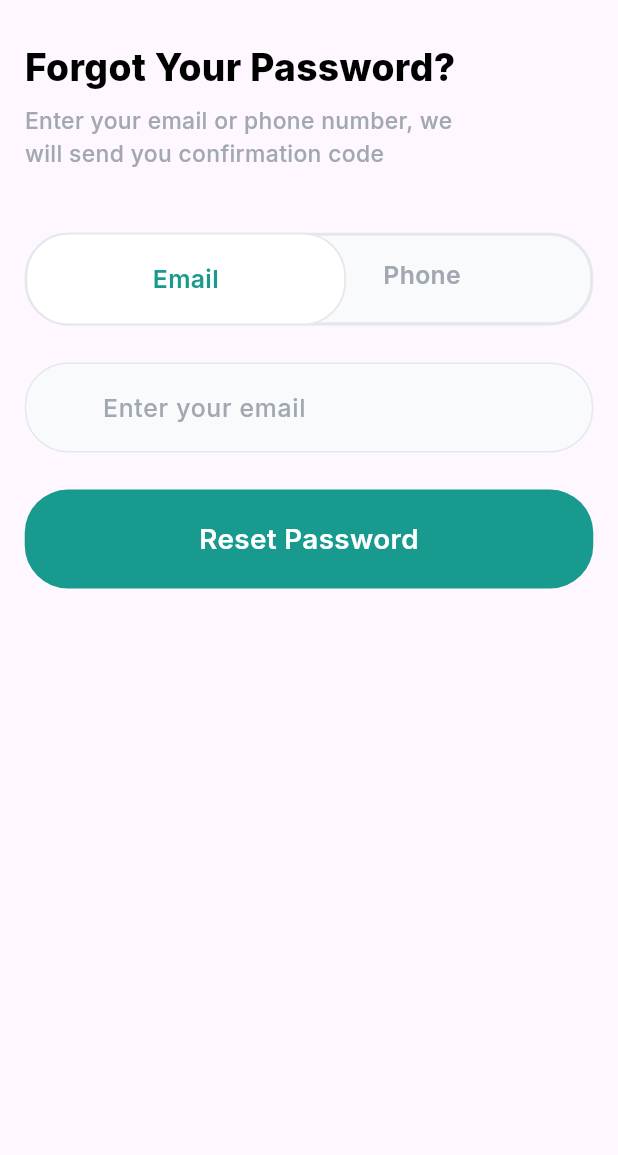
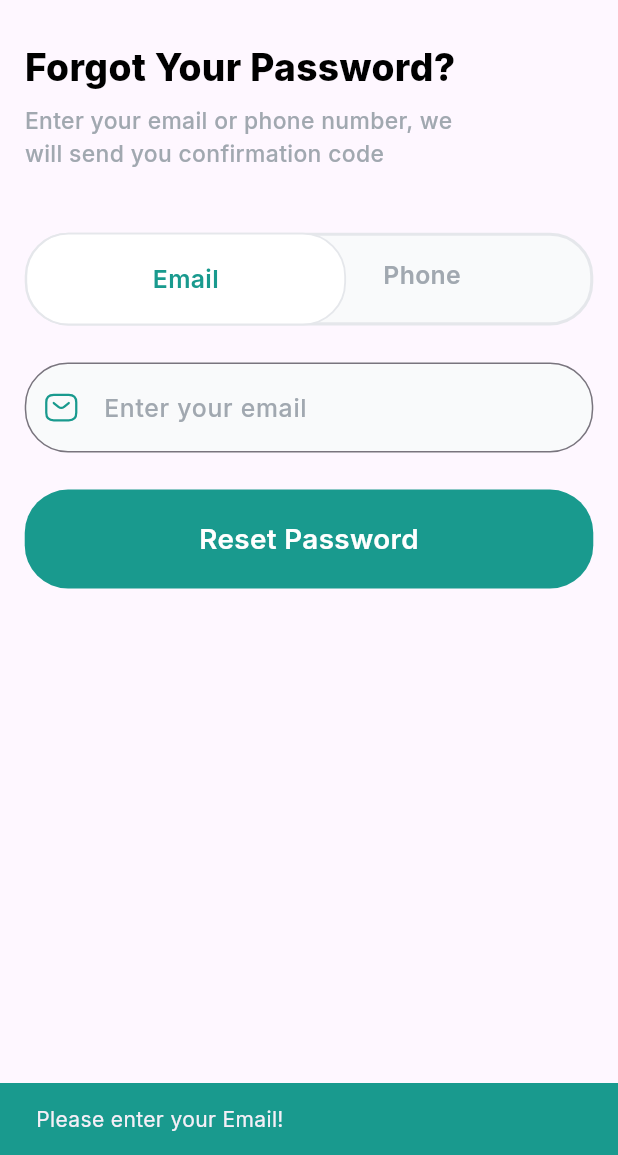
Before and after one commit to mariya8157/medical, a Flutter app: the ForgotPasswordPage screen opened directly, after a tap on "Reset Password", on a phone screen of 412 x 824 dp, the part 81-1236 px from its top. Run offline on Flutter 3.47's test engine with Material 3 defaults, Android fonts, the phone set to English and light mode, and no system bars; our stand-ins replace carousel_slider, easy_date_timeline, firebase_core, flutter_svg, google_fonts, image_picker and 3 more; missing offline and left inert: givestarreviews; accounts and stored records are empty; project files that could hold a hidden picture were left out.

Commit message:
initial commit

```diff
--- a/lib/features/details_adding/screen/doctor Consultation/findDoctor.dart
+++ b/lib/features/details_adding/screen/doctor Consultation/findDoctor.dart
@@ -137,7 +137,7 @@ class _FindDoctorState extends State<FindDoctor> {
           elevation: 0,
           leading: InkWell(
             onTap: () {
-              Navigator.push(context, MaterialPageRoute(builder: (context) => BottomNavigationPage(),));
+              Navigator.push(context, MaterialPageRoute(builder: (context) => BottomNavigationPage(email: '', password: '',),));
             },
             child: SizedBox(
               height: width * 0.05,
--- a/lib/features/details_adding/screen/home/bottomnavigation.dart
+++ b/lib/features/details_adding/screen/home/bottomnavigation.dart
@@ -12,7 +12,11 @@ import 'package:medical/features/details_adding/screen/onlinePharmacy/pharmacy.d
 import 'package:medical/icons.dart';
 
 class BottomNavigationPage extends StatefulWidget {
-  const BottomNavigationPage({super.key});
+  final String email;
+  final String password;
+  const BottomNavigationPage({super.key,
+    required this.email,
+    required this.password});
 
   @override
   State<BottomNavigationPage> createState() => _HomeState();
--- a/lib/features/details_adding/screen/login & Sign Up/forgotpassword.dart
+++ b/lib/features/details_adding/screen/login & Sign Up/forgotpassword.dart
@@ -17,7 +17,10 @@ class ForgotPasswordPage extends StatefulWidget {
 class _ForgotPasswordPageState extends State<ForgotPasswordPage> {
   TextEditingController emailController = TextEditingController();
   TextEditingController phoneController = TextEditingController();
+  final phoneValidation=RegExp(r"[0-9]{10}$");
+  final emailValidation=RegExp(r"^[a-zA-Z0-9.a-zA-Z0-9.!#$%&'*+-/=?^_`{|}~]+@[a-zA-Z0-9]+\.[a-zA-Z]+");
   final formKey=GlobalKey<FormState>();
+
   bool toggle = false;
   @override
   Widget build(BuildContext context) {
@@ -169,25 +172,31 @@ class _ForgotPasswordPageState extends State<ForgotPasswordPage> {
                     controller: phoneController,
                     textInputAction: TextInputAction.next,
                     keyboardType: TextInputType.number,
+                    maxLength: 10,
+                    autovalidateMode: AutovalidateMode.onUserInteraction,
+                    validator: (value) {
+                      if(!phoneValidation.hasMatch(value!))
+                      {
+                        return "Enter valid Number";
+                      }
+                      else{
+                        return null;
+                      }
+                    },
                     style: TextStyle(fontSize: width*0.045,fontWeight: FontWeight.w500,color: Colour.thirdcolour),
                     decoration: InputDecoration(
+                      counterText: '',
                       prefixIcon: Padding(
                         padding: EdgeInsets.all(width*0.03),
-                        // child: SvgPicture.asset(ImageIcons.call),
+                        child: SvgPicture.asset(ImageIcons.call),
                       ),
                       labelText: "Enter your number",
                       labelStyle: TextStyle(fontWeight: FontWeight.w500,fontSize: width*0.04, color: Colour.color1),
-                      focusedBorder: OutlineInputBorder(
+                      border: OutlineInputBorder(
                           borderSide: BorderSide(
                             color: Colour.color2,
                           ),
                           borderRadius: BorderRadius.circular(width*0.07)
-                      ),
-                      enabledBorder: OutlineInputBorder(
-                        borderSide: BorderSide(
-                            color: Colour.color2
-                        ),
-                        borderRadius: BorderRadius.circular(width*0.07),
                       ),
                     ),
                   ),
@@ -200,21 +209,24 @@ class _ForgotPasswordPageState extends State<ForgotPasswordPage> {
                     controller: emailController,
                     textInputAction: TextInputAction.next,
                     keyboardType: TextInputType.emailAddress,
+                    autovalidateMode: AutovalidateMode.onUserInteraction,
+                    validator: (value) {
+                      if(!emailValidation.hasMatch(value!)){
+                        return "Enter valid Email";
+                      }
+                      else{
+                        return null;
+                      }
+                    },
                     style: TextStyle(fontSize: width*0.045,fontWeight: FontWeight.w500,color: Colour.thirdcolour),
                     decoration: InputDecoration(
                       prefixIcon: Padding(
                         padding: EdgeInsets.all(width*0.03),
-                        // child: SvgPicture.asset(ImageIcons.email2),
+                        child: SvgPicture.asset(ImageIcons.email2),
                       ),
                       labelText: "Enter your email",
                       labelStyle: TextStyle(fontWeight: FontWeight.w500,fontSize: width*0.04, color: Colour.color1),
-                      focusedBorder: OutlineInputBorder(
-                          borderSide: BorderSide(
-                            color: Colour.color2,
-                          ),
-                          borderRadius: BorderRadius.circular(width*0.07)
-                      ),
-                      enabledBorder: OutlineInputBorder(
+                      border: OutlineInputBorder(
                         borderSide: BorderSide(
                             color: Colour.color2
                         ),
@@ -231,11 +243,22 @@ class _ForgotPasswordPageState extends State<ForgotPasswordPage> {
                     phoneController.text!=""&&
                         formKey.currentState!.validate()
                     )
-                      {
                         Navigator.push(context, MaterialPageRoute(builder: (context) => VerificationPage(
                           email : emailController.text,
                           phone : phoneController.text,
                         ),));
+                      else{
+                      emailController.text==""?
+                      ScaffoldMessenger.of(context).showSnackBar(SnackBar(
+                          backgroundColor: Colour.primarycolour,
+                          content: Text("Please enter your Email!"))):
+                      phoneController.text==""?
+                      ScaffoldMessenger.of(context).showSnackBar(SnackBar(
+                          backgroundColor: Colour.primarycolour,
+                          content: Text("Please enter your Number!"))):
+                       ScaffoldMessenger.of(context).showSnackBar(SnackBar(
+                           backgroundColor: Colour.primarycolour,
+                           content: Text("Please enter your Valid Details!")));
                       }
                   },
                   child: Container(
--- a/lib/features/details_adding/screen/login & Sign Up/verify.dart
+++ b/lib/features/details_adding/screen/login & Sign Up/verify.dart
@@ -97,6 +97,10 @@ class _VerificationPageState extends State<VerificationPage> {
 
                 },
                 focusedPinTheme: PinTheme(
+                    textStyle: TextStyle(
+                      fontSize: width*0.045,
+                      fontWeight: FontWeight.w600
+                    ),
                     height: width*0.19,
                     width: width*0.17,
                     decoration: BoxDecoration(
--- a/lib/features/details_adding/screen/onlinePharmacy/article.dart
+++ b/lib/features/details_adding/screen/onlinePharmacy/article.dart
@@ -89,7 +89,7 @@ bool o=false;
         elevation: 0,
         leading: InkWell(
           onTap: () {
-            Navigator.push(context, MaterialPageRoute(builder: (context) => BottomNavigationPage(),));
+            Navigator.push(context, MaterialPageRoute(builder: (context) => BottomNavigationPage(email: '', password: '',),));
           },
           child: SizedBox(
             height: width * 0.05,
--- a/lib/features/details_adding/screen/splashSceen/getstarted.dart
+++ b/lib/features/details_adding/screen/splashSceen/getstarted.dart
@@ -42,7 +42,7 @@ class _GetStartedPageState extends State<GetStartedPage> {
           SizedBox(height: width*0.05,),
           InkWell(
             onTap: () {
-              Navigator.push(context, MaterialPageRoute(builder: (context) => LoginPage(),));
+              Navigator.push(context, MaterialPageRoute(builder: (context) => LoginPage(email: '', password: '',),));
             },
             child: Container(
               height: width*0.14,
--- a/lib/main.dart
+++ b/lib/main.dart
@@ -41,7 +41,7 @@ class MyApp extends StatelessWidget {
             theme: ThemeData(
               textTheme: GoogleFonts.interTextTheme()
             ),
-            home:ProfilePage()
+            home:SplashScreen()
     ),);
   }
 }
```
Also changed, not shown: lib/features/details_adding/screen/login & Sign Up/createpassword.dart (+50 -33 lines), lib/features/details_adding/screen/login & Sign Up/login.dart (+39 -16 lines), lib/features/details_adding/screen/login & Sign Up/signup.dart (+47 -24 lines).
